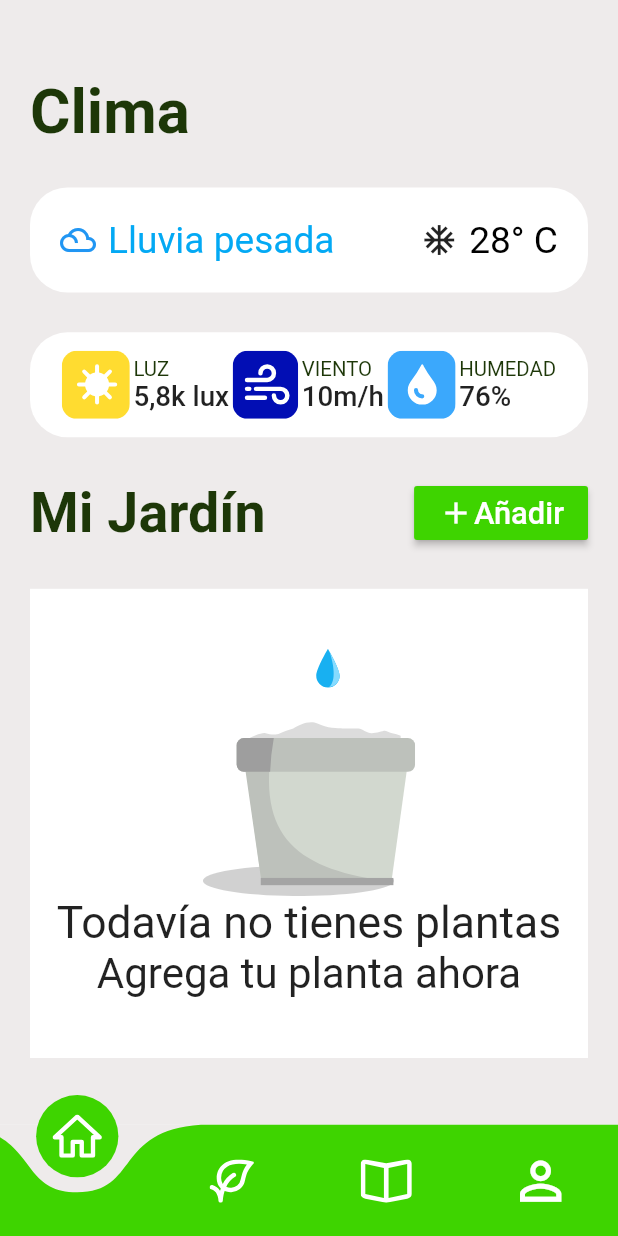
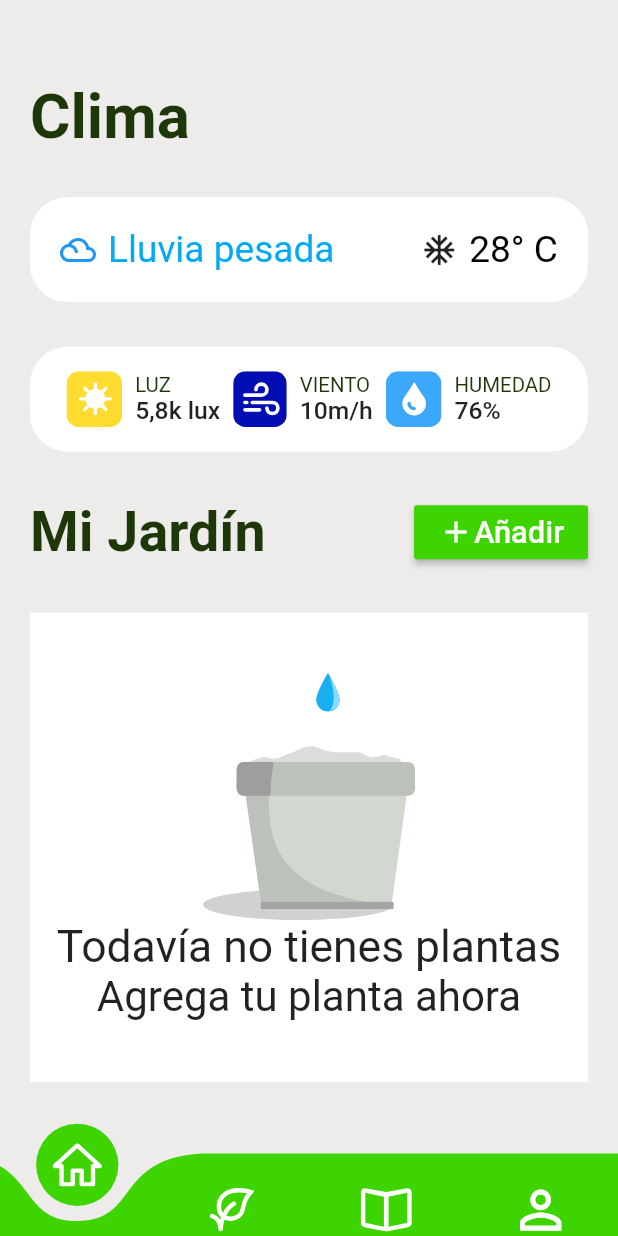
Before and after one commit to asloth/botanicare, a Flutter app: the MenuBar screen opened by its route, on a phone screen of 412 x 824 dp. Run offline on Flutter 3.47's test engine with Material 2 defaults, Android fonts, the phone set to English and light mode, and no system bars; drawn by our look-alikes of curved_navigation_bar; our stand-ins replace cloud_firestore, firebase_auth, firebase_core, flutter_svg, shared_preferences; missing offline and left inert: dart:html; accounts and stored records are empty.

Commit message:
cambios en menubar y homescreen de tamanos para responsive

```diff
--- a/lib/src/ui/MenuBar.dart
+++ b/lib/src/ui/MenuBar.dart
@@ -33,7 +33,7 @@ class _MenuBarState extends State<MenuBar> {
       bottomNavigationBar: CurvedNavigationBar(
         key: _bottomNavigationKey,
         index: 0,
-        height: size.height * 0.09,
+        height: 55,
         items: <Widget>[
           Padding(
             padding: const EdgeInsets.all(5.0),
--- a/lib/src/ui/home/WeatherDetail.dart
+++ b/lib/src/ui/home/WeatherDetail.dart
@@ -24,7 +24,7 @@ class WeatherDetailWidget extends StatelessWidget {
         children: [
           SvgPicture.asset(
             'assets/icons/light.svg',
-            height: size.height * 0.055,
+            height: size.height * 0.045,
           ),
           RichText(
             text: TextSpan(
@@ -39,7 +39,7 @@ class WeatherDetailWidget extends StatelessWidget {
                 TextSpan(
                   text: "5,8k lux",
                   style: Theme.of(context).textTheme.button.copyWith(
-                        fontSize: size.width * 0.045,
+                        fontSize: size.width * 0.04,
                       ),
                 ),
               ],
@@ -47,7 +47,7 @@ class WeatherDetailWidget extends StatelessWidget {
           ),
           SvgPicture.asset(
             'assets/icons/wind-solid.svg',
-            height: size.height * 0.055,
+            height: size.height * 0.045,
           ),
           RichText(
             text: TextSpan(
@@ -62,7 +62,7 @@ class WeatherDetailWidget extends StatelessWidget {
                 TextSpan(
                   text: "10m/h",
                   style: Theme.of(context).textTheme.button.copyWith(
-                        fontSize: size.width * 0.045,
+                        fontSize: size.width * 0.04,
                       ),
                 ),
               ],
@@ -70,7 +70,7 @@ class WeatherDetailWidget extends StatelessWidget {
           ),
           SvgPicture.asset(
             'assets/icons/humidity.svg',
-            height: size.height * 0.055,
+            height: size.height * 0.045,
           ),
           RichText(
             text: TextSpan(
@@ -85,7 +85,7 @@ class WeatherDetailWidget extends StatelessWidget {
                 TextSpan(
                   text: "76%",
                   style: Theme.of(context).textTheme.button.copyWith(
-                        fontSize: size.width * 0.045,
+                        fontSize: size.width * 0.04,
                       ),
                 ),
               ],
```
